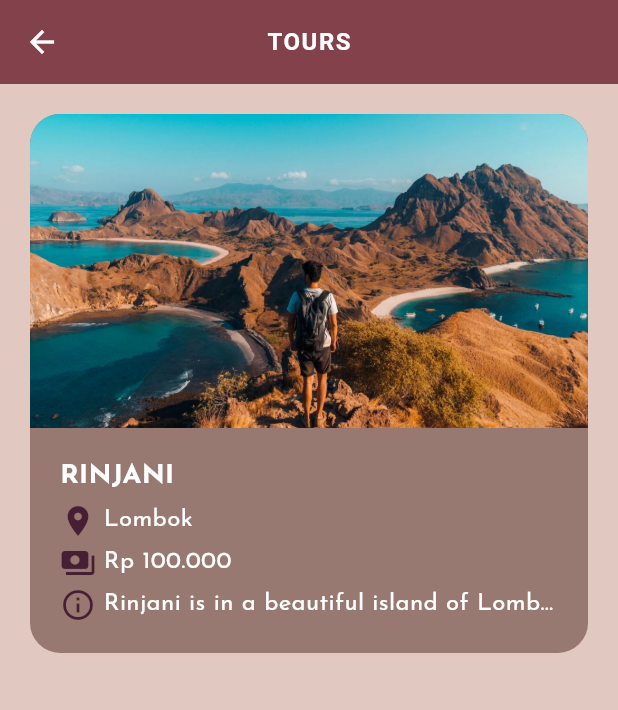
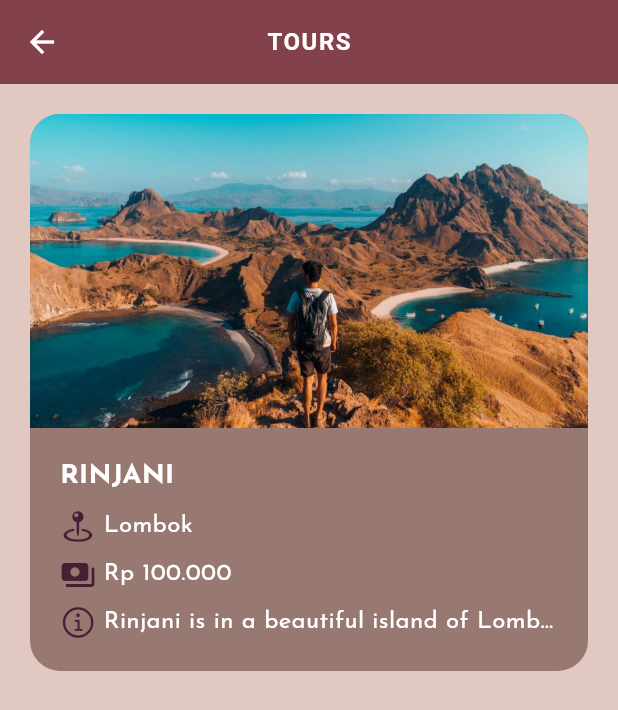
Before and after one commit to memoowi/vacay-tix-app, a Flutter app: the screen it shows after launch, after a tap on "Tour", on a phone screen of 412 x 824 dp. Shown: the top 710 px of the screen. Run offline on Flutter 3.47's test engine with Material 3 defaults, Android fonts, the phone set to English and light mode, and no system bars; our stand-ins replace qr_flutter.

Commit message:
feat: ui alsmost complete

```diff
--- a/lib/main.dart
+++ b/lib/main.dart
@@ -4,7 +4,7 @@
 import 'package:vacay_tix/screen/discover_screen.dart';
 import 'package:vacay_tix/screen/home_screen.dart';
 import 'package:vacay_tix/screen/pending_screen.dart';
-import 'package:vacay_tix/screen/qr_code_screen.dart';
+import 'package:vacay_tix/screen/paid_screen.dart';
 import 'package:vacay_tix/screen/qr_code_view_screen.dart';
 import 'package:vacay_tix/screen/ticket_details_screen.dart';
 import 'package:vacay_tix/screen/tours_screen.dart';
@@ -44,7 +44,7 @@
         '/discover': (context) => DiscoverScreen(),
         '/tours': (context) => ToursScreen(),
         '/pending': (context) => PendingScreen(),
-        '/qr_code': (context) => QRCodeScreen(),
+        '/get_qr': (context) => PaidScreen(),
         '/details': (context) => TicketDetailsScreen(),
         '/qr_code_view': (context) => QRCodeViewScreen(),
       },
--- a/lib/screen/discover_screen.dart
+++ b/lib/screen/discover_screen.dart
@@ -62,13 +62,13 @@ class DiscoverScreen extends StatelessWidget {
                                 maxLines: 1,
                                 overflow: TextOverflow.ellipsis,
                               ),
-                              SizedBox(height: 4),
+                              SizedBox(height: 8),
                               Row(
                                 mainAxisAlignment: MainAxisAlignment.start,
                                 crossAxisAlignment: CrossAxisAlignment.center,
                                 children: [
                                   Icon(
-                                    Icons.location_on,
+                                    CupertinoIcons.map_pin_ellipse,
                                     color: CustomColors.mulberry,
                                   ),
                                   SizedBox(width: 5),
@@ -85,7 +85,7 @@ class DiscoverScreen extends StatelessWidget {
                                   ),
                                 ],
                               ),
-                              SizedBox(height: 4),
+                              SizedBox(height: 8),
                               Row(
                                 mainAxisAlignment: MainAxisAlignment.start,
                                 crossAxisAlignment: CrossAxisAlignment.center,
--- a/lib/screen/home_pages/my_ticket_page.dart
+++ b/lib/screen/home_pages/my_ticket_page.dart
@@ -1,3 +1,4 @@
+import 'package:flutter/cupertino.dart';
 import 'package:flutter/material.dart';
 import 'package:vacay_tix/utils/custom_colors.dart';
 
@@ -11,14 +12,17 @@ class MyTicketsPage extends StatelessWidget {
       child: Column(
         children: [
           ListTile(
-            onTap: () {},
+            onTap: () {
+              Navigator.pushNamed(context, '/details');
+            },
             shape: RoundedRectangleBorder(
               side: BorderSide(color: CustomColors.mulberry),
             ),
             tileColor: CustomColors.white.withOpacity(0.3),
             splashColor: CustomColors.eggshell,
             dense: true,
-            leading: Icon(Icons.confirmation_num, color: CustomColors.coral),
+            leading:
+                Icon(CupertinoIcons.ticket_fill, color: CustomColors.coral),
             title: Text(
               'Booking ID: 123456789',
             ),
--- a/lib/screen/home_pages/todo_section.dart
+++ b/lib/screen/home_pages/todo_section.dart
@@ -1,3 +1,4 @@
+import 'package:flutter/cupertino.dart';
 import 'package:flutter/material.dart';
 import 'package:vacay_tix/utils/custom_colors.dart';
 import 'package:vacay_tix/widgets/todo_button.dart';
@@ -26,29 +27,29 @@ class ToDo extends StatelessWidget {
             onTap: () {
               Navigator.pushNamed(context, '/discover');
             },
-            icon: Icons.search,
+            icon: CupertinoIcons.compass_fill,
             label: 'Discover',
           ),
           TodoButton(
             onTap: () {
               Navigator.pushNamed(context, '/tours');
             },
-            icon: Icons.tour,
+            icon: Icons.landscape,
             label: 'Tour',
           ),
           TodoButton(
             onTap: () {
               Navigator.pushNamed(context, '/pending');
             },
-            icon: Icons.wallet_outlined,
+            icon: CupertinoIcons.tickets_fill,
             label: 'Pending',
           ),
           TodoButton(
             onTap: () {
-              Navigator.pushNamed(context, '/qr_code');
+              Navigator.pushNamed(context, '/get_qr');
             },
-            icon: Icons.qr_code,
-            label: 'QR Code',
+            icon: CupertinoIcons.qrcode,
+            label: 'Get QR',
           ),
         ],
       ),
--- a/lib/screen/home_screen.dart
+++ b/lib/screen/home_screen.dart
@@ -29,7 +29,12 @@ class _HomeScreenState extends State<HomeScreen> {
   Widget build(BuildContext context) {
     return Scaffold(
       appBar: AppBar(
-        leading: Icon(Icons.temple_hindu_sharp),
+        leading: Padding(
+          padding: const EdgeInsets.only(left: 20.0),
+          child: Image.asset(
+            'assets/logo/logo-2.png',
+          ),
+        ),
         title: Text('VacayTix,\nHi, User!'),
         actions: [
           IconButton(
--- a/lib/screen/tours_screen.dart
+++ b/lib/screen/tours_screen.dart
@@ -1,5 +1,5 @@
+import 'package:flutter/cupertino.dart';
 import 'package:flutter/material.dart';
-import 'package:flutter/widgets.dart';
 import 'package:vacay_tix/utils/custom_colors.dart';
 
 class ToursScreen extends StatelessWidget {
@@ -49,11 +49,11 @@ class ToursScreen extends StatelessWidget {
                               maxLines: 1,
                               overflow: TextOverflow.ellipsis,
                             ),
-                            SizedBox(height: 4),
+                            SizedBox(height: 8),
                             Row(
                               children: [
                                 Icon(
-                                  Icons.location_on,
+                                  CupertinoIcons.map_pin_ellipse,
                                   color: CustomColors.mulberry,
                                 ),
                                 SizedBox(width: 5),
@@ -70,7 +70,7 @@ class ToursScreen extends StatelessWidget {
                                 ),
                               ],
                             ),
-                            SizedBox(height: 4),
+                            SizedBox(height: 8),
                             Row(
                               children: [
                                 Icon(
@@ -91,11 +91,11 @@ class ToursScreen extends StatelessWidget {
                                 ),
                               ],
                             ),
-                            SizedBox(height: 4),
+                            SizedBox(height: 8),
                             Row(
                               children: [
                                 Icon(
-                                  Icons.info_outlined,
+                                  CupertinoIcons.info,
                                   color: CustomColors.mulberry,
                                 ),
                                 SizedBox(width: 5),
--- a/pubspec.yaml
+++ b/pubspec.yaml
@@ -66,6 +66,7 @@ flutter:
   # To add assets to your application, add an assets section, like this:
   assets:
     - assets/images/
+    - assets/logo/
 
   # An image asset can refer to one or more resolution-specific "variants", see
   # https://flutter.dev/assets-and-images/#resolution-aware
```
Also changed, not shown: lib/screen/auth/login_screen.dart (+3 -10 lines), lib/screen/auth/register_screen.dart (+3 -10 lines), lib/screen/home_pages/history_page.dart (+5 -3 lines), lib/screen/paid_screen.dart (renamed from lib/screen/qr_code_screen.dart, +5 -4 lines), lib/screen/pending_screen.dart (+5 -3 lines), lib/screen/qr_code_view_screen.dart (+21 -0 lines), lib/screen/ticket_details_screen.dart (+3 -10 lines), lib/widgets/custom_filled_button.dart (added, +29 -0 lines), assets/logo/logo-1-filled.png (added), assets/logo/logo-1.png (added), assets/logo/logo-2.png (added).
